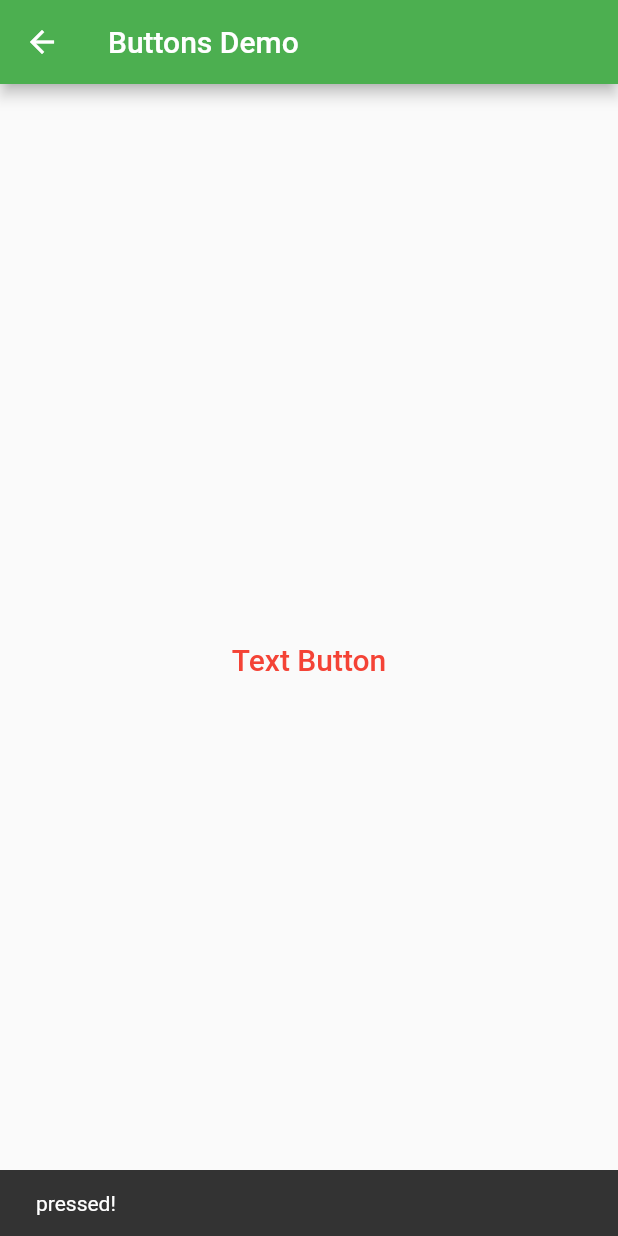
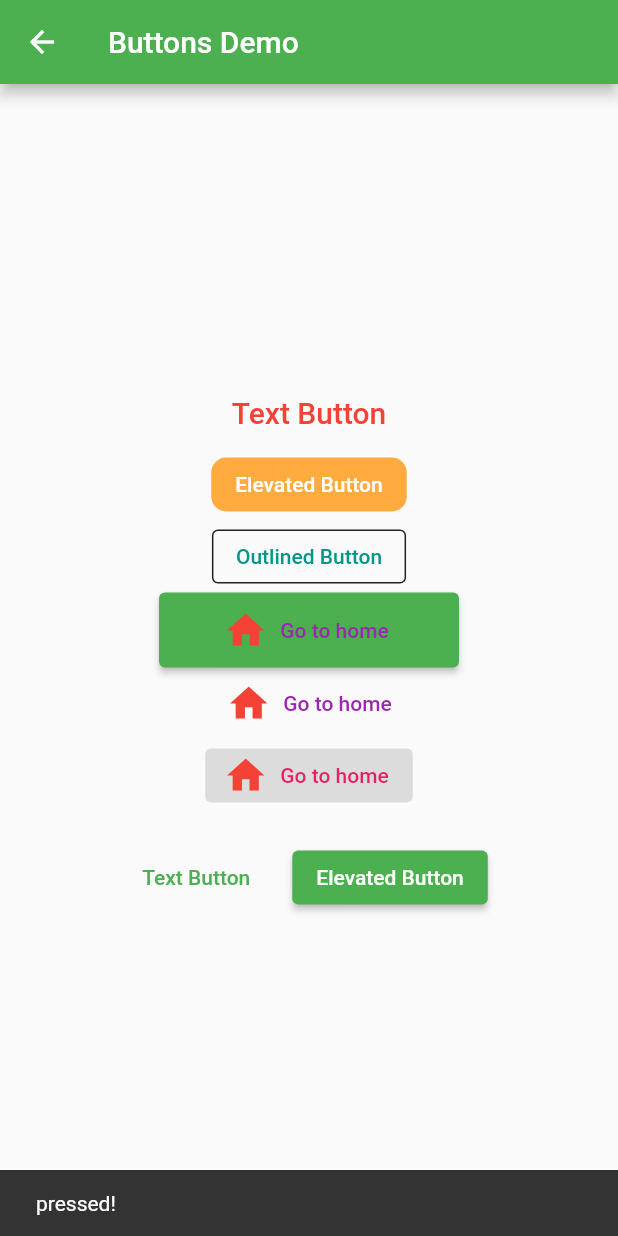
Before and after one commit to moseoridev/coding_chef_1, a Flutter app: the MyButtons screen opened by its route, after a tap on "Text Button", on a phone screen of 412 x 824 dp. Run offline on Flutter 3.47's test engine with Material 2 defaults, Android fonts, the phone set to English and light mode, and no system bars.

Commit message:
순한맛 끝

```diff
--- a/lib/buttons.dart
+++ b/lib/buttons.dart
@@ -2,8 +2,11 @@ import 'package:flutter/material.dart';
 
 class MyButtons extends StatelessWidget {
   const MyButtons({Key? key}) : super(key: key);
-  void _show_snackbar(ctx, msg) {
-    ScaffoldMessenger.of(ctx).showSnackBar(SnackBar(content: Text(msg)));
+  void _show_snackbar(ctx, msg, [int dur = 1]) {
+    ScaffoldMessenger.of(ctx).showSnackBar(SnackBar(
+      content: Text(msg),
+      duration: Duration(seconds: dur),
+    ));
   }
 
   @override
@@ -27,6 +30,65 @@ class MyButtons extends StatelessWidget {
                 primary: Colors.red,
                 // backgroundColor: Colors.blue,
               ),
+            ),
+            ElevatedButton(
+              onPressed: () => _show_snackbar(context, 'Elevated Button', 6),
+              child: Text('Elevated Button'),
+              style: ElevatedButton.styleFrom(
+                primary: Colors.orangeAccent,
+                shape: RoundedRectangleBorder(
+                    borderRadius: BorderRadius.circular(10)),
+                elevation: 0,
+              ),
+            ),
+            OutlinedButton(
+              onPressed: () => _show_snackbar(context, 'Outlined Button'),
+              child: Text('Outlined Button'),
+              style: OutlinedButton.styleFrom(
+                  primary: Colors.teal,
+                  side: BorderSide(color: Colors.black87)),
+            ),
+            ElevatedButton.icon(
+              onPressed: () => _show_snackbar(context, 'Icon Button'),
+              icon: Icon(
+                Icons.home,
+                size: 30,
+                color: Colors.red,
+              ),
+              label: Text('Go to home'),
+              style: TextButton.styleFrom(
+                  primary: Colors.purple, minimumSize: Size(200, 50)),
+            ),
+            TextButton.icon(
+              onPressed: () => _show_snackbar(context, 'Icon Button'),
+              icon: Icon(
+                Icons.home,
+                size: 30,
+                color: Colors.red,
+              ),
+              label: Text('Go to home'),
+              style: TextButton.styleFrom(
+                primary: Colors.purple,
+              ),
+            ),
+            ElevatedButton.icon(
+              onPressed: null,
+              icon: Icon(
+                Icons.home,
+                size: 30,
+                color: Colors.red,
+              ),
+              label: Text('Go to home'),
+              style: TextButton.styleFrom(
+                  primary: Colors.purple, onSurface: Colors.pink),
+            ),
+            ButtonBar(
+              alignment: MainAxisAlignment.center,
+              buttonPadding: EdgeInsets.all(20),
+              children: [
+                TextButton(onPressed: () {}, child: Text('Text Button')),
+                ElevatedButton(onPressed: () {}, child: Text('Elevated Button'))
+              ],
             )
           ],
         ),
```
